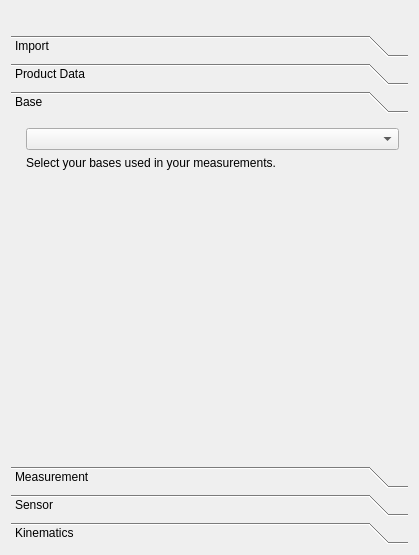
The window that UI/SurfSenseVertical.ui (ny-kristof/Sandbox) describes before a commit, drawn with Qt 5.
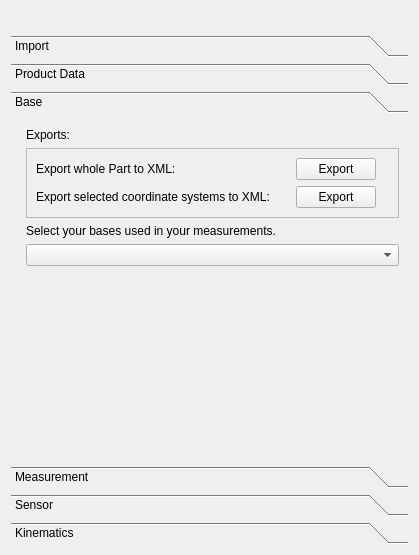
The same window after the commit. The open tabs and pages were chosen to show the change.

Commit message: Fix: remove PySide6 references, feature: add editing for measurements, add top border on widgets, move exports from measurment widget to base widget, remove measurement if related document is deleted,

Diff of the .ui file:
```diff
--- a/UI/SurfSenseVertical.ui
+++ b/UI/SurfSenseVertical.ui
@@ -230,6 +230,85 @@
       </attribute>
       <layout class="QFormLayout" name="formLayout_9">
        <item row="1" column="1">
+        <widget class="QFrame" name="frame_2">
+         <property name="frameShape">
+          <enum>QFrame::Shape::StyledPanel</enum>
+         </property>
+         <property name="frameShadow">
+          <enum>QFrame::Shadow::Raised</enum>
+         </property>
+         <layout class="QGridLayout" name="gridLayout_5">
+          <item row="1" column="3">
+           <widget class="QLabel" name="InfoLabel2">
+            <property name="text">
+             <string/>
+            </property>
+           </widget>
+          </item>
+          <item row="0" column="3">
+           <widget class="QLabel" name="InfoLabel1">
+            <property name="text">
+             <string/>
+            </property>
+           </widget>
+          </item>
+          <item row="1" column="2">
+           <widget class="QPushButton" name="ExportCoordinateSystemBtn">
+            <property name="text">
+             <string>Export</string>
+            </property>
+           </widget>
+          </item>
+          <item row="1" column="0">
+           <widget class="QLabel" name="label_8">
+            <property name="text">
+             <string>Export selected coordinate systems to XML:</string>
+            </property>
+           </widget>
+          </item>
+          <item row="0" column="0">
+           <widget class="QLabel" name="label_9">
+            <property name="text">
+             <string>Export whole Part to XML:</string>
+            </property>
+           </widget>
+          </item>
+          <item row="0" column="2">
+           <widget class="QPushButton" name="ExportWholePartBtn">
+            <property name="text">
+             <string>Export</string>
+            </property>
+           </widget>
+          </item>
+          <item row="0" column="1">
+           <spacer name="horizontalSpacer_6">
+            <property name="orientation">
+             <enum>Qt::Orientation::Horizontal</enum>
+            </property>
+            <property name="sizeHint" stdset="0">
+             <size>
+              <width>40</width>
+              <height>20</height>
+             </size>
+            </property>
+           </spacer>
+          </item>
+         </layout>
+        </widget>
+       </item>
+       <item row="3" column="1">
+        <widget class="QLabel" name="label_3">
+         <property name="styleSheet">
+          <string notr="true">QLabel{
+ border-bottom: 1px solid  black;
+}</string>
+         </property>
+         <property name="text">
+          <string>Select your bases used in your measurements.</string>
+         </property>
+        </widget>
+       </item>
+       <item row="4" column="1">
         <widget class="QComboBox" name="comboBox_2">
          <property name="currentText">
           <string/>
@@ -239,10 +318,28 @@
          </property>
         </widget>
        </item>
-       <item row="2" column="1">
-        <widget class="QLabel" name="label_3">
+       <item row="5" column="1">
+        <spacer name="verticalSpacer_9">
+         <property name="orientation">
+          <enum>Qt::Orientation::Vertical</enum>
+         </property>
+         <property name="sizeHint" stdset="0">
+          <size>
+           <width>20</width>
+           <height>40</height>
+          </size>
+         </property>
+        </spacer>
+       </item>
+       <item row="0" column="1">
+        <widget class="QLabel" name="label">
+         <property name="styleSheet">
+          <string notr="true">QLabel{
+ border-bottom: 1px solid  black;
+}</string>
+         </property>
          <property name="text">
-          <string>Select your bases used in your measurements.</string>
+          <string>Exports:</string>
          </property>
         </widget>
        </item>
@@ -265,9 +362,9 @@
         <widget class="QWidget" name="Measurements" native="true">
          <layout class="QVBoxLayout" name="verticalLayout">
           <item>
-           <widget class="QLabel" name="label">
-            <property name="text">
-             <string>Measurements:</string>
+           <widget class="QListWidget" name="MeasurementsListWidget">
+            <property name="styleSheet">
+             <string notr="true"/>
             </property>
            </widget>
           </item>
```
Left out of the diff: 234 changed lines with no effect on the pictures. The commit also changes 14 other files.
